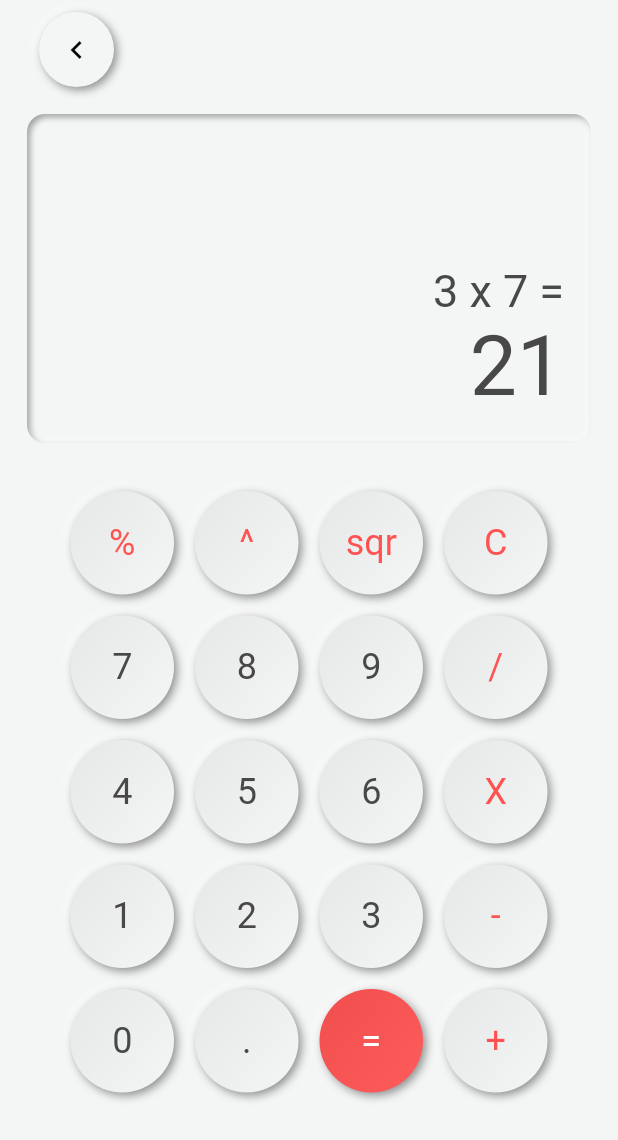
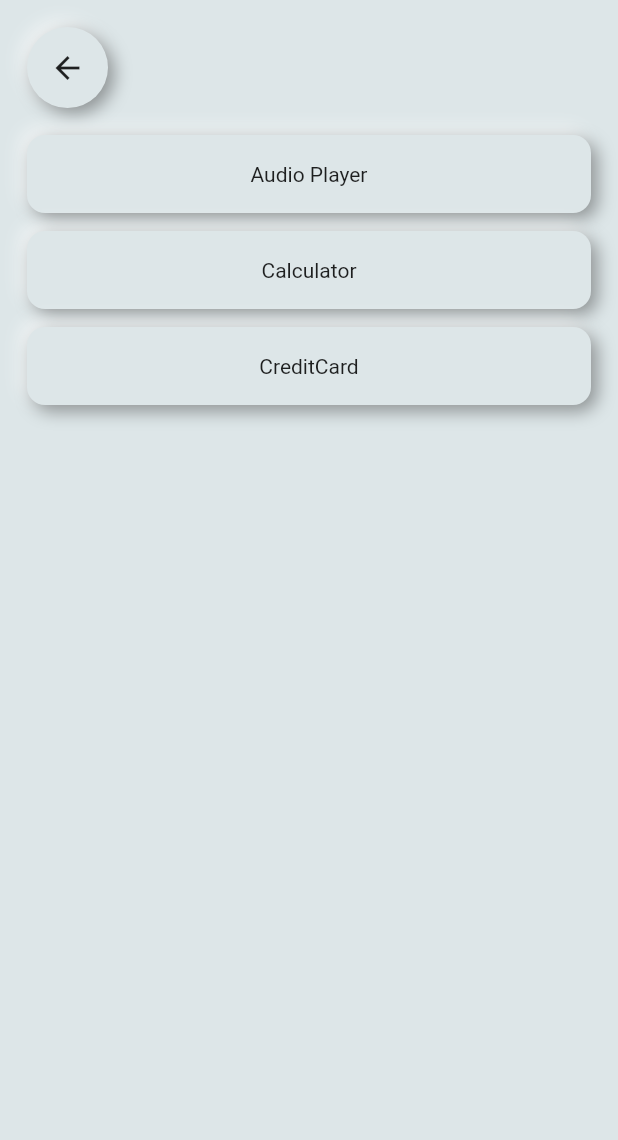
Before and after one commit to Taewook-Kang-kr/Flutter-UIs, a Flutter app: the screen it shows after launch, on a phone screen of 412 x 824 dp. Shown: the top 1140 px of the screen. Run offline on Flutter 3.47's test engine with Material 2 defaults, Android fonts, the phone set to English and light mode, and no system bars; drawn by our look-alikes of flutter_neumorphic; our stand-ins replace bubble_tab_indicator, fl_chart.

Commit message:
Added new UIs
- Credit Card UI
- Home UI

```diff
--- a/neumorphism_UIs/lib/audio_player_screen.dart
+++ b/neumorphism_UIs/lib/audio_player_screen.dart
@@ -108,7 +108,7 @@ class __PageState extends State<_Page> {
                 boxShape: NeumorphicBoxShape.circle(),
               ),
               child: Icon(
-                Icons.favorite_border,
+                Icons.loop,
                 color: _iconsColor(),
               ),
             ),
--- /dev/null
+++ b/neumorphism_UIs/lib/main_screen.dart
@@ -0,0 +1,68 @@
+import 'package:flutter/material.dart';
+import 'package:flutter_neumorphic/flutter_neumorphic.dart';
+
+import 'widget/top_bar.dart';
+
+class Home extends StatelessWidget {
+  @override
+  Widget build(BuildContext context) {
+    return NeumorphicTheme(
+      theme: NeumorphicThemeData(depth: 8),
+      darkTheme: NeumorphicThemeData(depth: 8),
+      child: Scaffold(
+        backgroundColor: NeumorphicColors.background,
+        body: SafeArea(
+          child: SingleChildScrollView(
+            child: Padding(
+              padding: const EdgeInsets.all(18.0),
+              child: Column(
+                crossAxisAlignment: CrossAxisAlignment.stretch,
+                mainAxisAlignment: MainAxisAlignment.start,
+                mainAxisSize: MainAxisSize.max,
+                children: [
+                  TopBar(),
+                  _buildButton(
+                    text: "Audio Player",
+                    onClick: () {
+                      Navigator.of(context).pushNamed("/audio");
+                    }
+                  ),
+                  _buildButton(
+                    text: "Calculator",
+                    onClick: () {
+                      Navigator.of(context).pushNamed("/cal");
+                    }
+                  ),
+                  _buildButton(
+                    text: "CreditCard",
+                    onClick: () {
+                      Navigator.of(context).pushNamed("/card");
+                    }
+                  ),
+                ],
+              ),
+            ),
+          ),
+        ),
+      ),
+    );
+  }
+
+  Widget _buildButton({String text, VoidCallback onClick}) {
+    return NeumorphicButton(
+      margin: EdgeInsets.only(bottom: 12),
+      padding: EdgeInsets.symmetric(
+        vertical: 18,
+        horizontal: 24
+      ),
+      style: NeumorphicStyle(
+        shape: NeumorphicShape.flat,
+        boxShape: NeumorphicBoxShape.roundRect(BorderRadius.circular(12))
+      ),
+      child: Center(
+        child: Text(text),
+      ),
+      onPressed: onClick,
+    );
+  }
+}
--- /dev/null
+++ b/neumorphism_UIs/lib/widget/back_button.dart
@@ -0,0 +1,25 @@
+import 'package:flutter/material.dart';
+import 'package:flutter/widgets.dart';
+import 'package:flutter_neumorphic/flutter_neumorphic.dart';
+
+class NeumorphicBack extends StatelessWidget {
+  @override
+  Widget build(BuildContext context) {
+    return NeumorphicButton(
+      padding: EdgeInsets.all(15),
+      style: NeumorphicStyle(
+        boxShape: NeumorphicBoxShape.circle(),
+        shape: NeumorphicShape.flat,
+      ),
+      child: Icon(
+        Icons.arrow_back,
+        color: NeumorphicTheme.isUsingDark(context)
+            ? Colors.white70
+            : Colors.black87,
+      ),
+      onPressed: () {
+        Navigator.of(context).pop();
+      },
+    );
+  }
+}
--- /dev/null
+++ b/neumorphism_UIs/lib/widget/top_bar.dart
@@ -0,0 +1,52 @@
+import 'package:flutter/material.dart';
+import 'package:flutter/widgets.dart';
+import 'package:flutter_neumorphic/flutter_neumorphic.dart';
+
+import '../widget/back_button.dart';
+
+class TopBar extends StatelessWidget implements PreferredSizeWidget {
+  final String title;
+  final List<Widget> actions;
+
+  static const double kToolbarHeight = 110.0;
+
+  const TopBar({this.title = "", this.actions});
+
+  @override
+  Widget build(BuildContext context) {
+    return Padding(
+      padding: const EdgeInsets.only(bottom: 18),
+      child: Stack(
+        alignment: Alignment.center,
+        children: [
+          Align(
+            alignment: Alignment.centerLeft,
+            child: NeumorphicBack(),
+          ),
+          Center(
+            child: Text(
+              this.title,
+              style: TextStyle(
+                fontSize: 16,
+                fontWeight: FontWeight.w800,
+                color: NeumorphicTheme.isUsingDark(context)
+                  ? Colors.white70
+                  : Colors.black87
+              ),
+            ),
+          ),
+          Align(
+            alignment: Alignment.centerRight,
+            child: Row(
+              mainAxisSize: MainAxisSize.min,
+              children: actions ?? [],
+            ),
+          ),
+        ],
+      ),
+    );
+  }
+
+  @override
+  Size get preferredSize => Size.fromHeight(kToolbarHeight);
+}
--- a/neumorphism_UIs/pubspec.yaml
+++ b/neumorphism_UIs/pubspec.yaml
@@ -29,6 +29,8 @@ dependencies:
   # Use with the CupertinoIcons class for iOS style icons.
   cupertino_icons: ^0.1.3
   flutter_neumorphic: ^3.0.1
+  flutter_colorpicker: ^0.3.4
+
 
 
 dev_dependencies:
```
Also changed, not shown: neumorphism_UIs/lib/calculator_screen.dart (+26 -8 lines), neumorphism_UIs/lib/credit_card_screen.dart (added, +384 -0 lines), neumorphism_UIs/lib/main.dart (+10 -90 lines), neumorphism_UIs/assets/images/visa.png (added), neumorphism_UIs/pubspec.lock.
